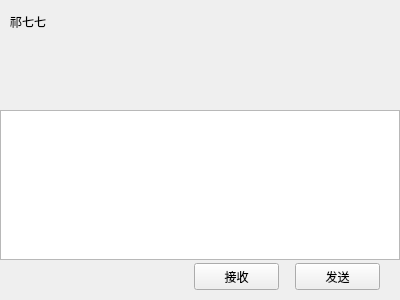
Qt form QChat/chatpage.ui (Z-xq7/QChat) before a commit.
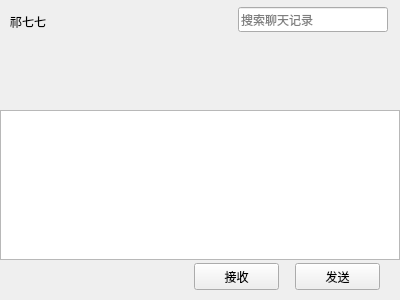
The same form after that commit. Custom widgets are drawn as their Qt base class.

Commit message: 添加QChat客户端小工具页面（棋、番茄钟、笔记、天气预报）、实现AI助手聊天页面（豆包）、实现短视频播放页面（本地）、实现文件和视频消息的传输、优化大文件的上传和下载速率。(备注：chatserver还未同步到charserver2)

Patch:
```diff
--- a/QChat/chatpage.ui
+++ b/QChat/chatpage.ui
@@ -114,6 +114,54 @@
               </property>
              </widget>
             </item>
+            <item>
+             <spacer name="horizontalSpacer_6">
+              <property name="orientation">
+               <enum>Qt::Orientation::Horizontal</enum>
+              </property>
+              <property name="sizeHint" stdset="0">
+               <size>
+                <width>40</width>
+                <height>20</height>
+               </size>
+              </property>
+             </spacer>
+            </item>
+            <item>
+             <widget class="QLineEdit" name="chat_search_edit">
+              <property name="minimumSize">
+               <size>
+                <width>150</width>
+                <height>25</height>
+               </size>
+              </property>
+              <property name="maximumSize">
+               <size>
+                <width>150</width>
+                <height>25</height>
+               </size>
+              </property>
+              <property name="placeholderText">
+               <string>搜索聊天记录</string>
+              </property>
+             </widget>
+            </item>
+            <item>
+             <spacer name="horizontalSpacer_7">
+              <property name="orientation">
+               <enum>Qt::Orientation::Horizontal</enum>
+              </property>
+              <property name="sizeType">
+               <enum>QSizePolicy::Policy::Fixed</enum>
+              </property>
+              <property name="sizeHint" stdset="0">
+               <size>
+                <width>10</width>
+                <height>20</height>
+               </size>
+              </property>
+             </spacer>
+            </item>
            </layout>
           </widget>
          </item>
```
The commit also changes 77 other files.
